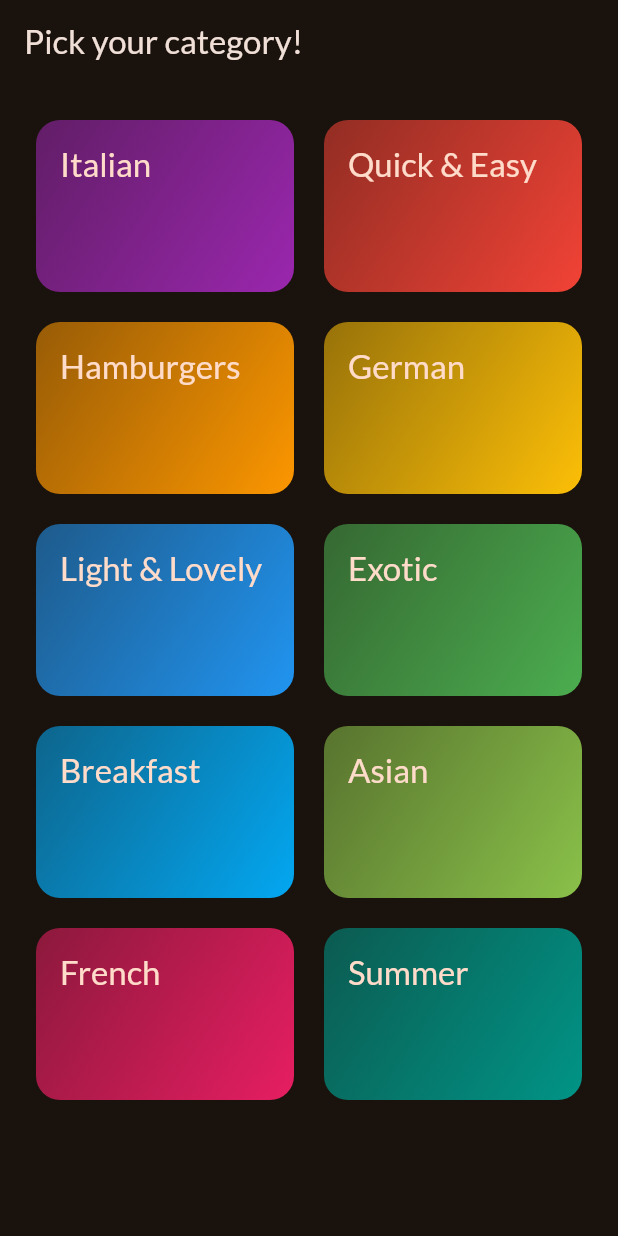
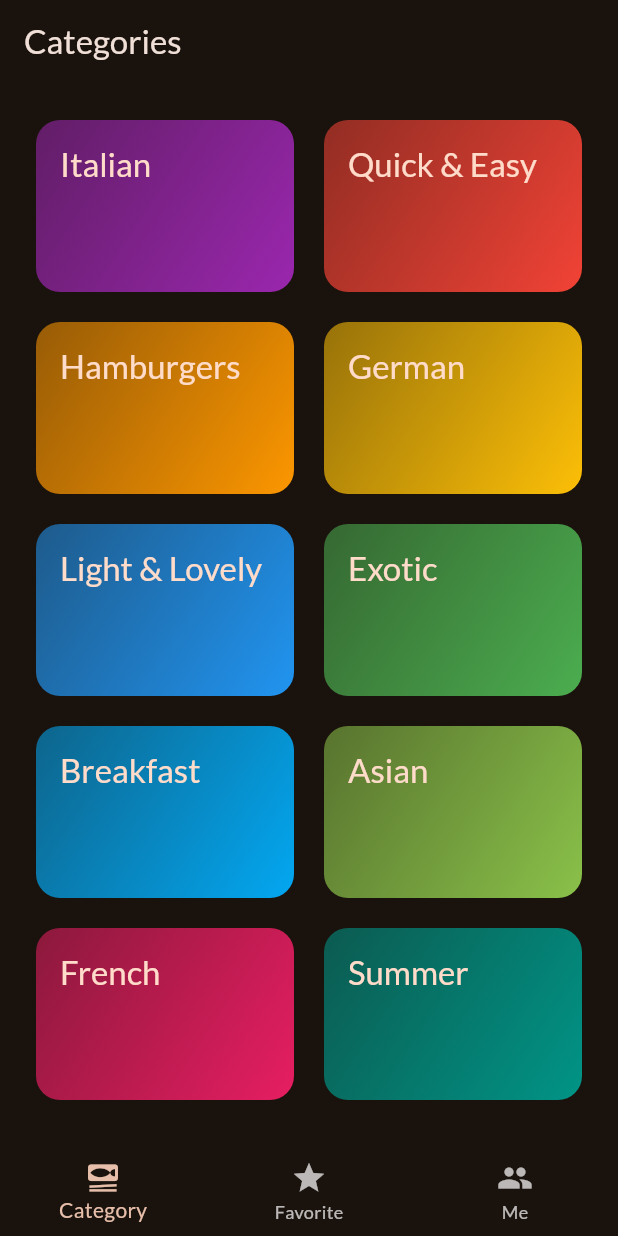
Before and after one commit to leangsengLy/Flutter_Project, a Flutter app: the screen it shows after launch, on a phone screen of 412 x 824 dp. Run offline on Flutter 3.47's test engine with Material 3 defaults, Android fonts, the phone set to English and light mode, and no system bars; our stand-ins replace google_fonts, transparent_image.

Commit message:
update new

```diff
--- a/meals/lib/categories.dart
+++ b/meals/lib/categories.dart
@@ -23,11 +23,7 @@ class CategoriesScreen extends StatelessWidget {
 
   @override
   Widget build(BuildContext context) {
-    return Scaffold(
-      appBar: AppBar(
-        title: const Text("Pick your category!"),
-      ),
-      body: GridView(
+    return GridView(
       padding: const EdgeInsets.all(24),
       gridDelegate: const SliverGridDelegateWithFixedCrossAxisCount(
         crossAxisCount: 2,
@@ -43,7 +39,6 @@ class CategoriesScreen extends StatelessWidget {
           );
         })
       ],
-      ),
     );
   }
 }
--- a/meals/lib/main.dart
+++ b/meals/lib/main.dart
@@ -1,6 +1,7 @@
 import 'package:flutter/material.dart';
 import 'package:google_fonts/google_fonts.dart';
 import 'package:meals/categories.dart';
+import 'package:meals/screen/tabscreen.dart';
 
 final theme = ThemeData(
   colorScheme: ColorScheme.fromSeed(
@@ -21,7 +22,7 @@ class MyApp extends StatelessWidget {
   Widget build(BuildContext context) {
     return MaterialApp(
       theme: theme,
-      home: const CategoriesScreen(),
+      home: const TabsScreen(),
     );
   }
 }
--- /dev/null
+++ b/meals/lib/screen/tabscreen.dart
@@ -0,0 +1,51 @@
+import 'package:flutter/material.dart';
+import 'package:meals/categories.dart';
+import 'package:meals/widgets/meals.dart';
+
+class TabsScreen extends StatefulWidget {
+  const TabsScreen({super.key});
+  @override
+  State<TabsScreen> createState() {
+    return _TabsScreenState();
+  }
+}
+
+class _TabsScreenState extends State<TabsScreen> {
+  int _selectedPageIndex = 0;
+  void _selectPage(int index) {
+    setState(() {
+      _selectedPageIndex = index;
+    });
+  }
+
+  @override
+  Widget build(BuildContext context) {
+    Widget activePage = const CategoriesScreen();
+    var activePageTitle = 'Categories';
+    if (_selectedPageIndex == 1) {
+      activePageTitle = 'Your Favorites';
+      activePage = const MealsScreen(
+        title: "",
+        meals: [],
+      );
+    }
+    return Scaffold(
+      appBar: AppBar(
+        title: Text(activePageTitle),
+      ),
+      body: activePage,
+      bottomNavigationBar: BottomNavigationBar(
+        currentIndex: _selectedPageIndex,
+        onTap: (index) {
+          _selectPage(index);
+        },
+        items: const [
+          BottomNavigationBarItem(
+              icon: Icon(Icons.set_meal), label: "Category"),
+          BottomNavigationBarItem(icon: Icon(Icons.star), label: "Favorite"),
+          BottomNavigationBarItem(icon: Icon(Icons.people), label: "Me"),
+        ],
+      ),
+    );
+  }
+}
```
Also changed, not shown: meals/lib/screen/meal_detail_screen.dart (added, +61 -0 lines), meals/lib/widgets/meal_item.dart (+6 -2 lines), meals/lib/widgets/meals.dart (+18 -4 lines). Lines whose indentation alone changed are shown as unchanged.
